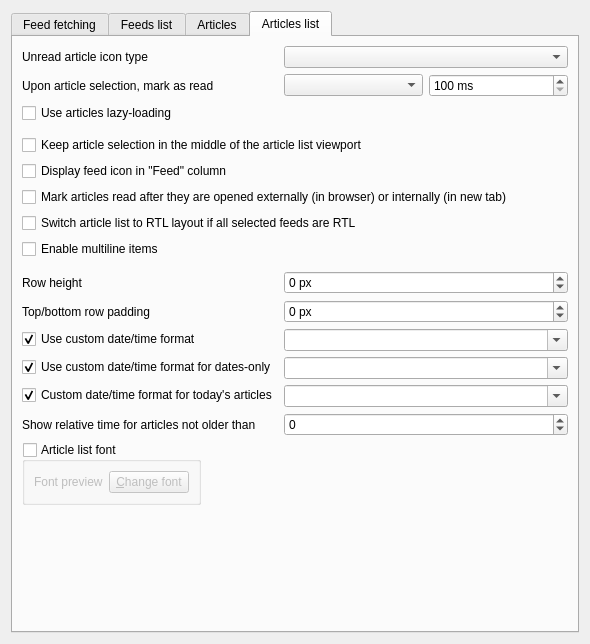
Qt form src/librssguard/gui/settings/settingsfeedsmessages.ui (martinrotter/rssguard) before a commit.
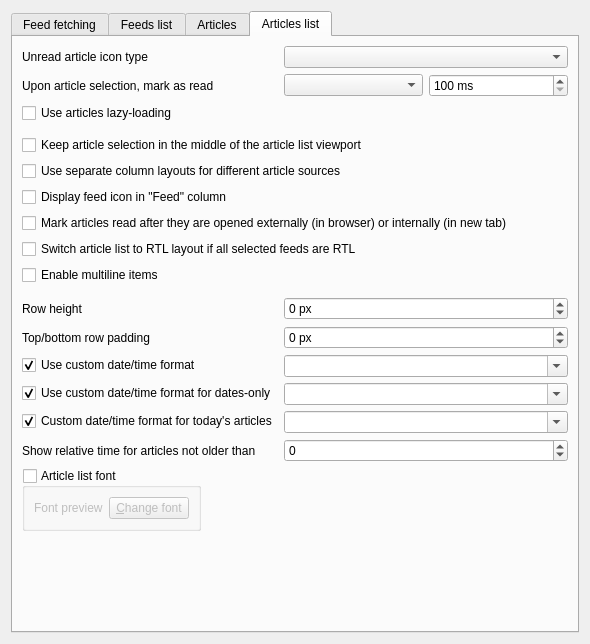
The same form after that commit. The open tabs and pages were chosen to show the change. Custom widgets are drawn as their Qt base class.

```diff
--- a/src/librssguard/gui/settings/settingsfeedsmessages.ui
+++ b/src/librssguard/gui/settings/settingsfeedsmessages.ui
@@ -509,14 +509,24 @@
          </property>
         </widget>
        </item>
-       <item row="8" column="0">
+       <item row="5" column="0" colspan="2">
+        <widget class="QCheckBox" name="m_checkArticleListColumnProfiles">
+         <property name="toolTip">
+          <string>Remember article-list columns separately for feeds, categories, accounts, labels, search folders, unread articles, important articles and recycle bin.</string>
+         </property>
+         <property name="text">
+          <string>Use separate column layouts for different article sources</string>
+         </property>
+        </widget>
+       </item>
+       <item row="9" column="0">
         <widget class="QCheckBox" name="m_checkMultilineArticleList">
          <property name="text">
           <string>Enable multiline items</string>
          </property>
         </widget>
        </item>
-       <item row="9" column="0" colspan="2">
+       <item row="10" column="0" colspan="2">
         <widget class="HelpSpoiler" name="m_helpMultilineArticleList" native="true">
          <property name="minimumSize">
           <size>
@@ -526,7 +536,7 @@
          </property>
         </widget>
        </item>
-       <item row="10" column="0">
+       <item row="11" column="0">
         <widget class="QLabel" name="label_2">
          <property name="text">
           <string>Row height</string>
@@ -536,7 +546,7 @@
          </property>
         </widget>
        </item>
-       <item row="10" column="1">
+       <item row="11" column="1">
         <widget class="QSpinBox" name="m_spinHeightRowsMessages">
          <property name="minimumSize">
           <size>
@@ -555,7 +565,7 @@
          </property>
         </widget>
        </item>
-       <item row="11" column="0">
+       <item row="12" column="0">
         <widget class="QLabel" name="label_4">
          <property name="text">
           <string>Top/bottom row padding</string>
@@ -565,7 +575,7 @@
          </property>
         </widget>
        </item>
-       <item row="11" column="1">
+       <item row="12" column="1">
         <widget class="QSpinBox" name="m_spinPaddingRowsMessages">
          <property name="minimumSize">
           <size>
@@ -584,7 +594,7 @@
          </property>
         </widget>
        </item>
-       <item row="12" column="0">
+       <item row="13" column="0">
         <widget class="QCheckBox" name="m_checkMessagesDateTimeFormat">
          <property name="text">
           <string>Use custom date/time format</string>
@@ -597,7 +607,7 @@
          </property>
         </widget>
        </item>
-       <item row="12" column="1">
+       <item row="13" column="1">
         <widget class="QComboBox" name="m_cmbMessagesDateTimeFormat">
          <property name="minimumSize">
           <size>
@@ -610,7 +620,7 @@
          </property>
         </widget>
        </item>
-       <item row="13" column="0">
+       <item row="14" column="0">
         <widget class="QCheckBox" name="m_checkMessagesDateTimeFormatForDatesOnly">
          <property name="text">
           <string>Use custom date/time format for dates-only</string>
@@ -623,7 +633,7 @@
          </property>
         </widget>
        </item>
-       <item row="13" column="1">
+       <item row="14" column="1">
         <widget class="QComboBox" name="m_cmbMessagesDateTimeFormatForDatesOnly">
          <property name="minimumSize">
           <size>
@@ -636,7 +646,7 @@
          </property>
         </widget>
        </item>
-       <item row="14" column="0">
+       <item row="15" column="0">
         <widget class="QCheckBox" name="m_checkMessagesTimeFormat">
          <property name="text">
           <string>Custom date/time format for today's articles</string>
@@ -649,7 +659,7 @@
          </property>
         </widget>
        </item>
-       <item row="14" column="1">
+       <item row="15" column="1">
         <widget class="QComboBox" name="m_cmbMessagesTimeFormat">
          <property name="minimumSize">
           <size>
@@ -662,14 +672,14 @@
          </property>
         </widget>
        </item>
-       <item row="15" column="0">
+       <item row="16" column="0">
         <widget class="QLabel" name="label">
          <property name="text">
           <string>Show relative time for articles not older than</string>
          </property>
         </widget>
        </item>
-       <item row="15" column="1">
+       <item row="16" column="1">
         <widget class="QSpinBox" name="m_spinRelativeArticleTime">
          <property name="minimum">
           <number>-1</number>
@@ -679,7 +689,7 @@
          </property>
         </widget>
        </item>
-       <item row="16" column="0">
+       <item row="17" column="0">
         <widget class="QGroupBox" name="m_gbArticleListFont">
          <property name="title">
           <string>Article list font</string>
@@ -741,7 +751,7 @@
          </property>
         </widget>
        </item>
-       <item row="7" column="0" colspan="2">
+       <item row="8" column="0" colspan="2">
         <widget class="QCheckBox" name="m_checkSwitchArticleListRtl">
          <property name="text">
           <string>Switch article list to RTL layout if all selected feeds are RTL</string>
@@ -765,14 +775,14 @@
          </property>
         </widget>
        </item>
-       <item row="6" column="0" colspan="2">
+       <item row="7" column="0" colspan="2">
         <widget class="QCheckBox" name="m_checkMarkReadAfterOpenExtInt">
          <property name="text">
           <string>Mark articles read after they are opened externally (in browser) or internally (in new tab)</string>
          </property>
         </widget>
        </item>
-       <item row="5" column="0" colspan="2">
+       <item row="6" column="0">
         <widget class="QCheckBox" name="m_checkShowFeedIconInFeedColumn">
          <property name="text">
           <string>Display feed icon in &quot;Feed&quot; column</string>
```
Left out of the diff: 15 changed lines with no effect on the pictures.
